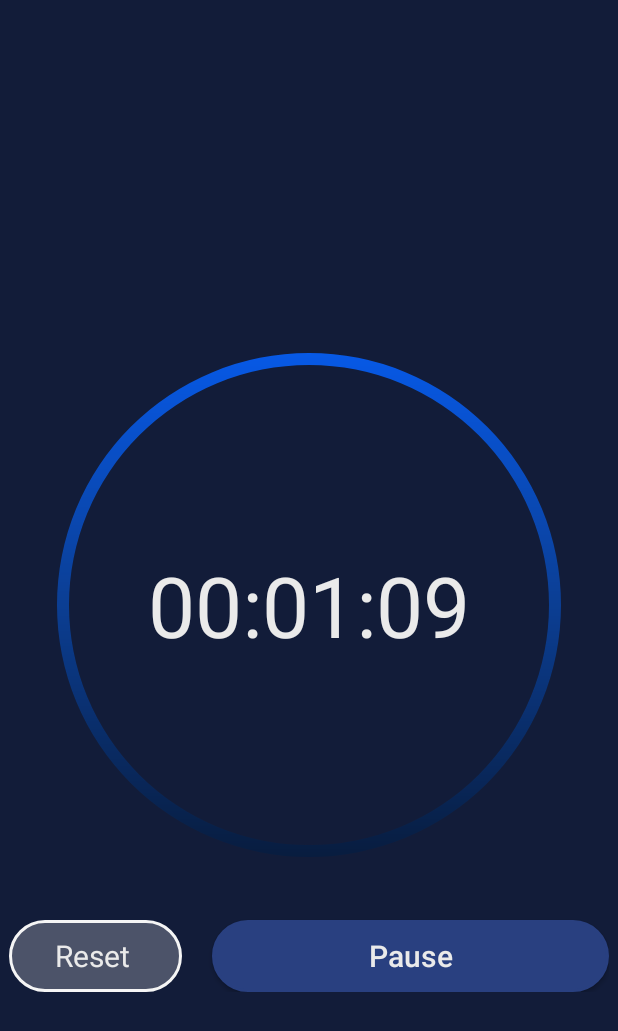
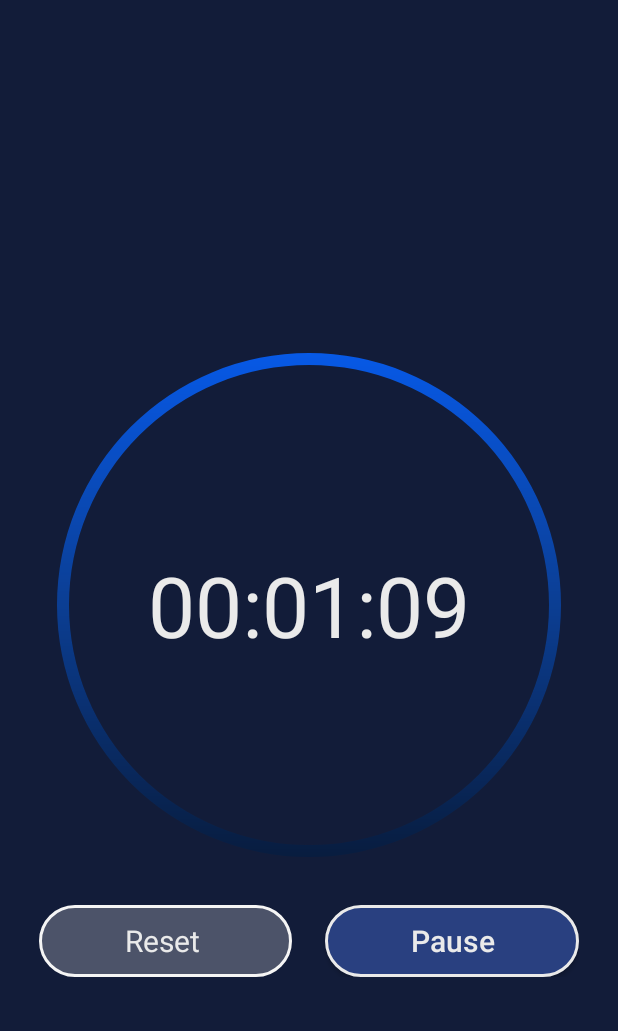
Before and after one commit to AnnFlu/CountdownProject, an Android app: the screen it shows after launch (CountdownActivity), after a tap on "Start", on a phone screen of 412 x 824 dp. Shown: the top 1031 px of the screen. Run offline under Robolectric (Android 15) with nearby library versions, the phone set to English and light mode, and no system bars; plain views replace NumberPicker; 13 statements that could not run were skipped.

Commit message:
Aggiunta scritta Set Timer e Fix Bottoni

```diff
--- a/app/src/main/java/it/polito/countdown/CountdownActivity.kt
+++ b/app/src/main/java/it/polito/countdown/CountdownActivity.kt
@@ -25,6 +25,7 @@ import it.polito.countdown.R
 
 class CountdownActivity : AppCompatActivity(){
     lateinit var textViewSec : TextView
+    lateinit var setTimerTxt : TextView
     lateinit var timer : CountDownTimer
     lateinit var circle : ProgressBar
     lateinit var text : TextView
@@ -53,6 +54,7 @@ class CountdownActivity : AppCompatActivity(){
         textViewSec = findViewById(R.id.seconds)
         b = findViewById(R.id.pause)
         r = findViewById(R.id.reset)
+        setTimerTxt= findViewById(R.id.setTimerText)
         setTimerButton= findViewById(R.id.setTimer)
         numPickerHour=findViewById(R.id.numPickerHours)
         numPickerMin=findViewById(R.id.numPickerMin)
@@ -103,12 +105,14 @@ class CountdownActivity : AppCompatActivity(){
         setTimerButton.visibility=View.INVISIBLE
         labels.visibility=View.INVISIBLE
         layoutTimer.visibility=View.VISIBLE
+        setTimerTxt.visibility=View.INVISIBLE
     }
 
     private fun visibleSettingTimer(){
         layoutPicker.visibility=View.VISIBLE
         setTimerButton.visibility=View.VISIBLE
         labels.visibility=View.VISIBLE
+        setTimerTxt.visibility=View.VISIBLE
         layoutTimer.visibility=View.INVISIBLE
 
     }
--- a/app/src/main/res/drawable/blue_rounded_button.xml
+++ b/app/src/main/res/drawable/blue_rounded_button.xml
@@ -4,14 +4,14 @@
         <shape android:shape="rectangle">
             <corners android:radius="40dp" />
             <solid android:color="@color/blueButton"/>
-            <stroke android:width="2dp" android:color="@color/blueButton"/>
+            <stroke android:width="2dp" android:color="@color/lightGrey"/>
         </shape>
     </item>
     <item android:state_pressed="true">
         <shape android:shape="rectangle">
             <corners android:radius="40dp" />
             <solid android:color="@color/blueButton"/>
-            <stroke android:width="2dp" android:color="@color/blueButtonPressed"/>
+            <stroke android:width="2dp" android:color="@color/lightGrey"/>
         </shape>
     </item>
 </selector>
--- a/app/src/main/res/layout/activity_main.xml
+++ b/app/src/main/res/layout/activity_main.xml
@@ -7,6 +7,21 @@
     android:background="@color/sfondo"
     tools:context=".CountdownActivity">
 
+    <TextView
+        android:id="@+id/setTimerText"
+        android:layout_width="wrap_content"
+        android:layout_height="wrap_content"
+        android:layout_marginTop="128dp"
+        android:text="Set Timer"
+        android:textAlignment="center"
+        android:textAllCaps="false"
+        android:textColor="@color/lightGrey"
+        android:textSize="28dp"
+        app:layout_constraintBottom_toTopOf="@+id/pickersLabels"
+        app:layout_constraintEnd_toEndOf="parent"
+        app:layout_constraintStart_toStartOf="parent"
+        app:layout_constraintTop_toTopOf="parent" />
+
     <LinearLayout
         android:id="@+id/pickersLabels"
         android:layout_width="match_parent"
@@ -14,6 +29,7 @@
         android:layout_marginStart="5dp"
         android:gravity="center"
         android:orientation="horizontal"
+        android:visibility="visible"
         app:layout_constraintBottom_toTopOf="@+id/settingTimer"
         app:layout_constraintEnd_toEndOf="parent"
         app:layout_constraintHorizontal_bias="0.761"
@@ -68,6 +84,7 @@
         android:layout_height="101dp"
         android:gravity="center"
         android:orientation="horizontal"
+        android:visibility="visible"
         app:layout_constraintBottom_toBottomOf="parent"
         app:layout_constraintEnd_toEndOf="parent"
         app:layout_constraintStart_toStartOf="parent"
@@ -137,6 +154,7 @@
         android:textAllCaps="false"
         android:textColor="@color/lightGrey"
         android:textSize="20sp"
+        android:visibility="visible"
         app:layout_constraintEnd_toEndOf="parent"
         app:layout_constraintStart_toStartOf="parent"
         app:layout_constraintTop_toBottomOf="@+id/settingTimer" />
@@ -146,7 +164,7 @@
         android:layout_width="400dp"
         android:layout_height="500dp"
         android:layout_marginTop="82dp"
-        android:visibility="invisible"
+        android:visibility="visible"
         app:layout_constraintBottom_toBottomOf="parent"
         app:layout_constraintEnd_toEndOf="parent"
         app:layout_constraintStart_toStartOf="parent"
@@ -183,6 +201,7 @@
                 android:layout_height="match_parent"
                 android:gravity="center"
                 android:orientation="vertical">
+
                 <TextView
                     android:id="@+id/seconds"
                     android:layout_width="wrap_content"
@@ -200,15 +219,18 @@
             </LinearLayout>
         </FrameLayout>
 
-        <LinearLayout android:orientation="horizontal">
+        <LinearLayout
+            android:layout_marginLeft="20dp"
+            android:layout_marginRight="20dp"
+            android:orientation="horizontal">
 
             <Button
                 android:id="@+id/reset"
                 style="@style/Widget.MaterialComponents.Button.Icon"
-                android:layout_width="115dp"
+                android:layout_width="wrap_content"
                 android:layout_height="wrap_content"
-                android:layout_marginTop="10sp"
-                android:layout_marginRight="10sp"
+                android:layout_weight="1"
+                android:layout_marginRight="12sp"
                 android:background="@drawable/white_rounded_button"
                 android:text="Reset"
                 android:textAllCaps="false"
@@ -217,10 +239,10 @@
 
             <Button
                 android:id="@+id/pause"
-                android:layout_width="match_parent"
+                android:layout_width="wrap_content"
                 android:layout_height="wrap_content"
+                android:layout_weight="1"
                 android:layout_marginLeft="10sp"
-                android:layout_marginTop="10sp"
                 android:background="@drawable/blue_rounded_button"
                 android:text="@string/button"
                 android:textAllCaps="false"
```
Lines whose indentation alone changed are shown as unchanged.
